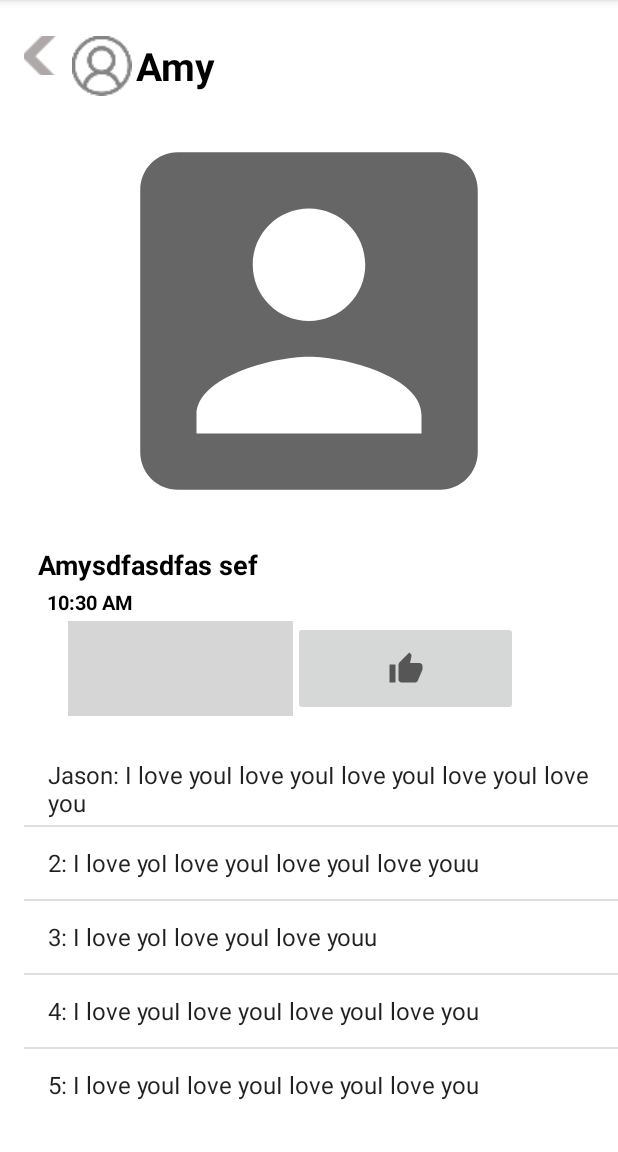
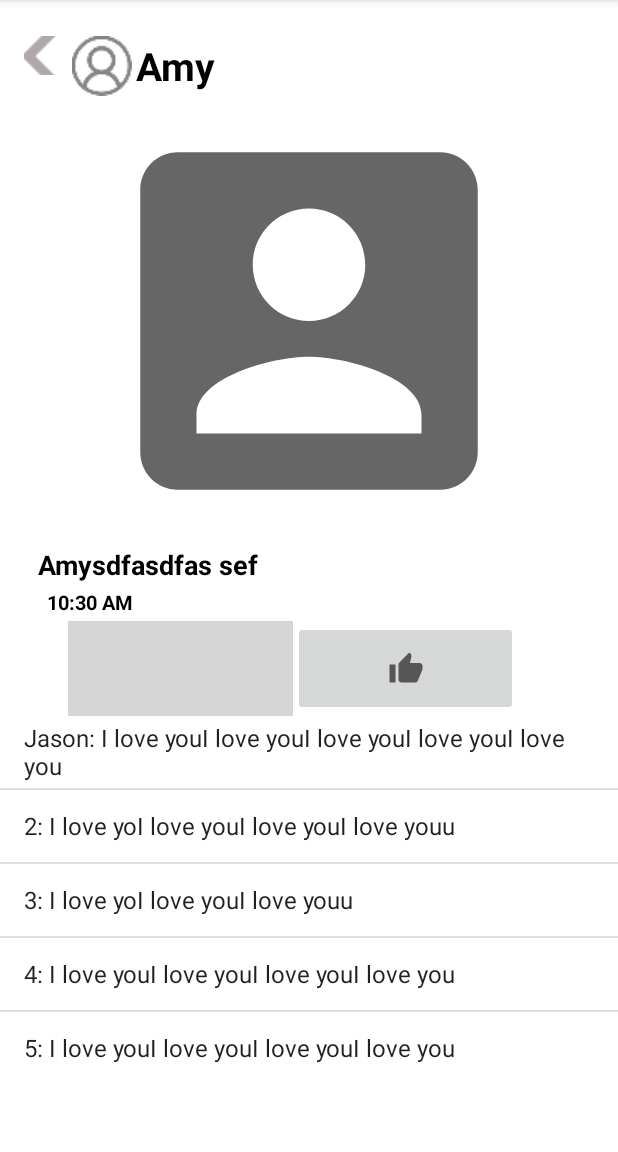
Before and after one commit to bryanchang0603/DietyCare-FrontEnd, an Android app: the PostDetailActivity screen opened directly, with no data from a screen before it, on a phone screen of 412 x 824 dp, the part 84-1236 px from its top. Run offline under Robolectric (Android 15) with nearby library versions, the phone set to English and light mode, and no system bars; our stand-ins replace sdp/ssp sizes; Roboto replaces fonts that are not available here; grey boxes are pictures that could not be loaded.

Commit message:
Update post_detail.xml

```diff
--- a/app/src/main/res/layout/post_detail.xml
+++ b/app/src/main/res/layout/post_detail.xml
@@ -102,10 +102,8 @@
         android:id="@+id/commentList"
         android:layout_width="wrap_content"
         android:layout_height="wrap_content"
-        android:layout_marginStart="16dp"
-        android:layout_marginTop="88dp"
         app:layout_constraintStart_toStartOf="parent"
-        app:layout_constraintTop_toBottomOf="@+id/postTime" />
+        app:layout_constraintTop_toBottomOf="@+id/commentButton" />
 
 
 </androidx.constraintlayout.widget.ConstraintLayout>
```
